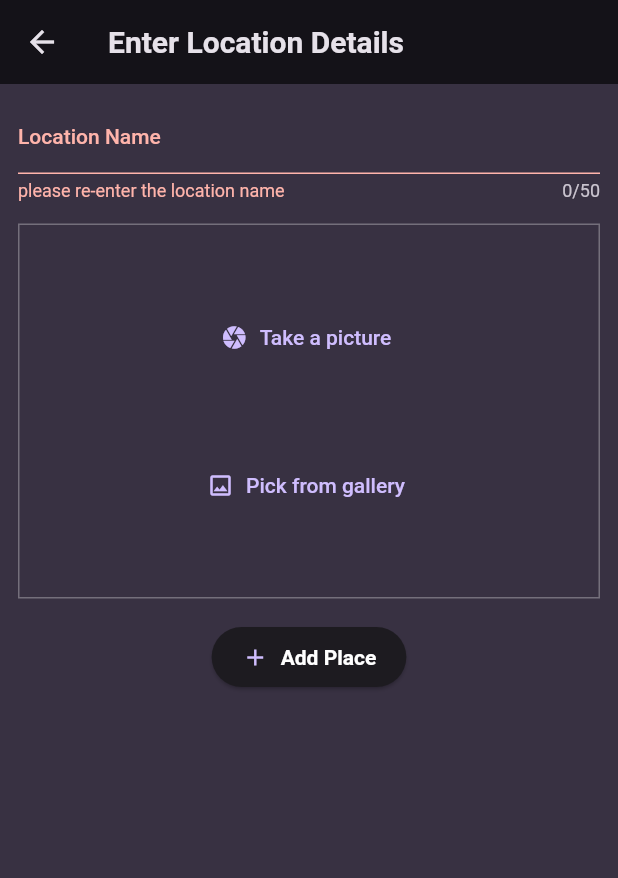
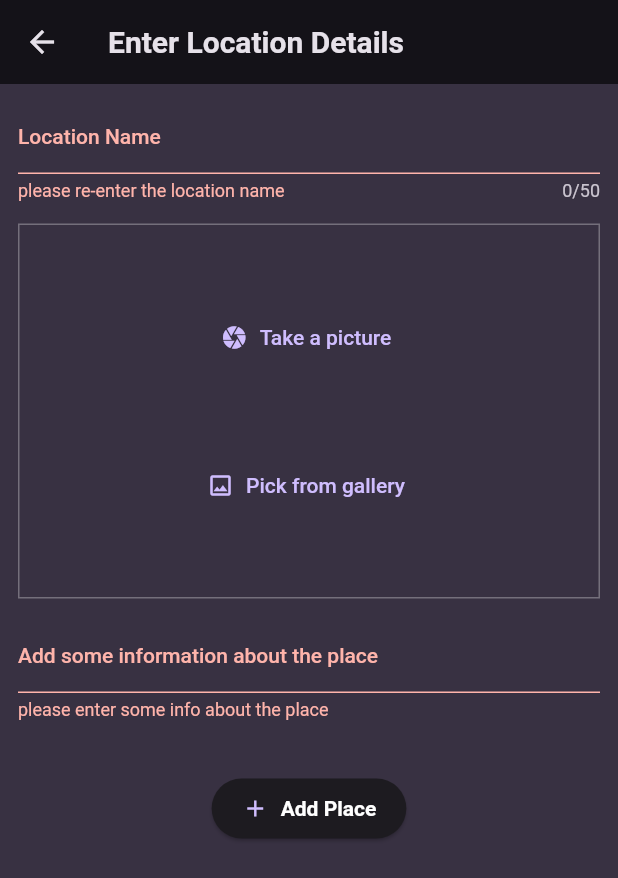
Before and after one commit to notrayo/fav-places-app, a Flutter app: the AddPlace screen opened directly, after a tap on "Add Place", on a phone screen of 412 x 824 dp. Shown: the top 878 px of the screen. Run offline on Flutter 3.47's test engine with Material 2 defaults, Android fonts, the phone set to English and light mode, and no system bars; our stand-ins replace flutter_riverpod, google_fonts, image_picker, riverpod.

Commit message:
cleaning off the rust by adding a description feature

```diff
--- a/lib/Screens/add_place_form.dart
+++ b/lib/Screens/add_place_form.dart
@@ -18,6 +18,7 @@ class _AddPlaceState extends ConsumerState<AddPlace> {
   File? _selectedImage;
 
   final _locationTitleController = TextEditingController();
+  final _locationDescriptionController = TextEditingController();
 
   @override
   void dispose() {
@@ -28,12 +29,14 @@ class _AddPlaceState extends ConsumerState<AddPlace> {
   //@override
   void _savePlace() {
     final enteredText = _locationTitleController.text;
+    final enteredDescription = _locationDescriptionController.text;
 
     if (_formKey.currentState!.validate()) {
       ref
           .read(userPlacesProvider.notifier)
-          .addPlace(enteredText, _selectedImage!);
+          .addPlace(enteredText, _selectedImage!, enteredDescription);
       _locationTitleController.clear();
+      _locationDescriptionController.clear();
       Navigator.of(context)
           .push(MaterialPageRoute(builder: ((context) => const HomeScreen())));
     }
@@ -84,6 +87,24 @@ class _AddPlaceState extends ConsumerState<AddPlace> {
                   const SizedBox(
                     height: 15,
                   ),
+                  TextFormField(
+                    controller: _locationDescriptionController,
+                    decoration: const InputDecoration(
+                        label: Text('Add some information about the place')),
+                    style: TextStyle(
+                        color: Theme.of(context).colorScheme.onBackground),
+                    validator: (value) {
+                      if (value == null ||
+                          value.isEmpty ||
+                          value.trim().length <= 1) {
+                        return 'please enter some info about the place';
+                      }
+                      return null;
+                    },
+                  ),
+                  const SizedBox(
+                    height: 35,
+                  ),
                   ElevatedButton.icon(
                     onPressed: _savePlace,
                     icon: const Icon(Icons.add),
--- a/lib/models/place.dart
+++ b/lib/models/place.dart
@@ -7,6 +7,8 @@ class Place {
   final String id;
   final String title;
   final File image;
+  final String description;
 
-  Place({required this.title, required this.image}) : id = uuid.v4();
+  Place({required this.title, required this.image, required this.description})
+      : id = uuid.v4();
 }
--- a/lib/providers/places_provider.dart
+++ b/lib/providers/places_provider.dart
@@ -6,8 +6,9 @@ import 'dart:io';
 class UserPlacesNotifier extends StateNotifier<List<Place>> {
   UserPlacesNotifier() : super(const []);
 
-  void addPlace(String title, File image) {
-    final newPlace = Place(title: title, image: image);
+  void addPlace(String title, File image, String description) {
+    final newPlace =
+        Place(title: title, image: image, description: description);
 
     state = [newPlace, ...state];
   }
```
Also changed, not shown: lib/Screens/place_details.dart (+23 -3 lines).
